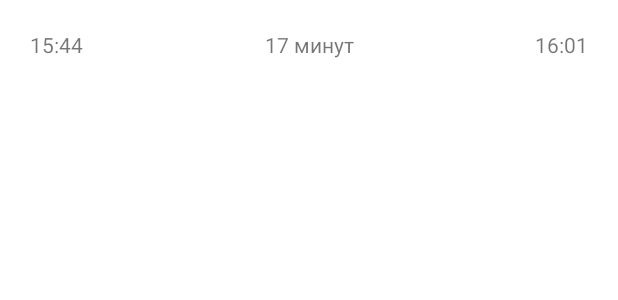
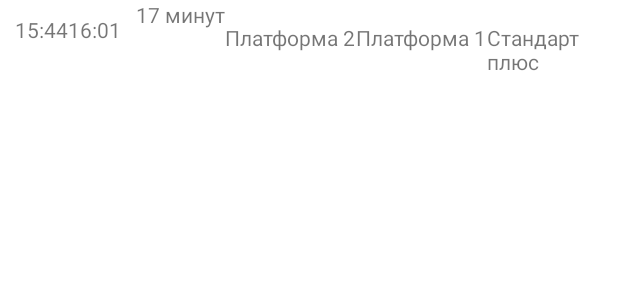
Before and after one commit to olegator555/shedule_android, an Android app: the layout suburbans_list_layout.xml on its own in the app's theme, with its tools: preview values and no code run, on a phone screen of 412 x 824 dp. Shown: the top 300 px of the screen. Run offline under Robolectric (Android 15) with nearby library versions, the phone set to English and light mode, and no system bars.

```diff
--- a/app/src/main/java/Model/ServerAnswerModel.java
+++ b/app/src/main/java/Model/ServerAnswerModel.java
@@ -52,6 +52,7 @@ public class ServerAnswerModel implements Parcelable, Cloneable {
 
     public String getSettlement() { return settlement; }
 
+
     public void setSettlement(String settlement) { this.settlement = settlement; }
 
     public String getDirection() {
@@ -79,6 +80,7 @@ public class ServerAnswerModel implements Parcelable, Cloneable {
     }
 
 
+
     @Override
     public int describeContents() {
         return 0;
@@ -90,7 +92,7 @@ public class ServerAnswerModel implements Parcelable, Cloneable {
         this.settlement = settlement;
         this.direction = direction;
         this.station_name = station_name;
-        this.yandex_code = "s" + yandex_code;
+        this.yandex_code = yandex_code;
     }
 
     @Override
--- a/app/src/main/java/com/olegator555/rasp/DB/DBManager.java
+++ b/app/src/main/java/com/olegator555/rasp/DB/DBManager.java
@@ -69,7 +69,7 @@ public class DBManager {
                 contentValues.put(SETTLEMENT, model.getSettlement());
                 contentValues.put(DIRECTION, model.getDirection());
                 contentValues.put(STATION_NAME, model.getStation_name());
-                contentValues.put(YANDEX_CODE, model.getYandex_code().substring(1));
+                contentValues.put(YANDEX_CODE, Integer.parseInt(model.getYandex_code().substring(1)));
                 database.insert(TABLE_NAME, null, contentValues);
             });
             SharedPreferences.Editor editor = sharedPreferences.edit();
--- a/app/src/main/res/layout/suburbans_list_layout.xml
+++ b/app/src/main/res/layout/suburbans_list_layout.xml
@@ -1,21 +1,29 @@
 <?xml version="1.0" encoding="utf-8"?>
-<androidx.constraintlayout.widget.ConstraintLayout xmlns:android="http://schemas.android.com/apk/res/android"
+<LinearLayout xmlns:android="http://schemas.android.com/apk/res/android"
                                                    xmlns:app="http://schemas.android.com/apk/res-auto"
+                                                   xmlns:tools="http://schemas.android.com/tools"
                                                    android:layout_width="match_parent"
                                                    android:layout_height="match_parent">
 
     <TextView
             android:text="15:44"
             android:layout_width="wrap_content"
-            android:layout_height="wrap_content" android:id="@+id/departureTimeTeextView"
-            app:layout_constraintStart_toStartOf="parent" app:layout_constraintTop_toTopOf="parent"
-            android:layout_marginStart="20dp" android:layout_marginTop="20dp"/>
+            android:layout_height="wrap_content"
+            android:id="@+id/departureTimeTeextView"
+            app:layout_constraintStart_toStartOf="parent"
+            app:layout_constraintTop_toTopOf="parent"
+            android:layout_marginStart="10dp"
+            android:layout_marginTop="10dp"/>
+
     <TextView
             android:text="16:01"
             android:layout_width="wrap_content"
-            android:layout_height="wrap_content" android:id="@+id/arrivalTimeTextView"
-            app:layout_constraintTop_toTopOf="parent" app:layout_constraintEnd_toEndOf="parent"
-            android:layout_marginTop="20dp" android:layout_marginEnd="20dp"/>
+            android:layout_height="wrap_content"
+            android:id="@+id/arrivalTimeTextView"
+            app:layout_constraintTop_toTopOf="parent"
+            app:layout_constraintEnd_toEndOf="parent"
+            android:layout_marginTop="10dp"
+            android:layout_marginEnd="10dp"/>
     <TextView
             android:text="17 минут"
             android:layout_width="wrap_content"
@@ -23,4 +31,32 @@
             app:layout_constraintStart_toEndOf="@+id/departureTimeTeextView"
             app:layout_constraintEnd_toStartOf="@+id/arrivalTimeTextView"
             app:layout_constraintTop_toTopOf="@+id/departureTimeTeextView"/>
-</androidx.constraintlayout.widget.ConstraintLayout>
+
+    <TextView
+            android:text="Платформа 2"
+            android:layout_width="wrap_content"
+            android:layout_height="wrap_content"
+            android:id="@+id/departurePlatformTextView"
+            app:layout_constraintTop_toBottomOf="@+id/departureTimeTeextView"
+            android:layout_marginTop="15dp"
+            app:layout_constraintStart_toStartOf="@+id/departureTimeTeextView"/>
+
+    <TextView
+            android:text="Платформа 1"
+            android:layout_width="wrap_content"
+            android:layout_height="wrap_content"
+            android:id="@+id/arrivalPlatformTextView"
+            app:layout_constraintEnd_toEndOf="@+id/arrivalTimeTextView"
+            app:layout_constraintTop_toBottomOf="@+id/arrivalTimeTextView"
+            android:layout_marginTop="15dp"/>
+
+    <TextView
+            android:text="Стандарт плюс"
+            android:layout_width="wrap_content"
+            android:layout_height="wrap_content"
+            android:id="@+id/typeTitleTextView"
+            app:layout_constraintStart_toEndOf="@+id/departurePlatformTextView"
+            app:layout_constraintEnd_toStartOf="@+id/arrivalPlatformTextView"
+            app:layout_constraintTop_toBottomOf="@+id/travelTimeTextView"
+            android:layout_marginTop="15dp"/>
+</LinearLayout>
```
Also changed, not shown: app/src/main/java/Model/ScheduleModel.java (+5 -5 lines), app/src/main/java/com/olegator555/rasp/Adapter/ScheduleListAdapter.java (+21 -6 lines), app/src/main/java/com/olegator555/rasp/ScheduleActivity.java (+28 -20 lines).
